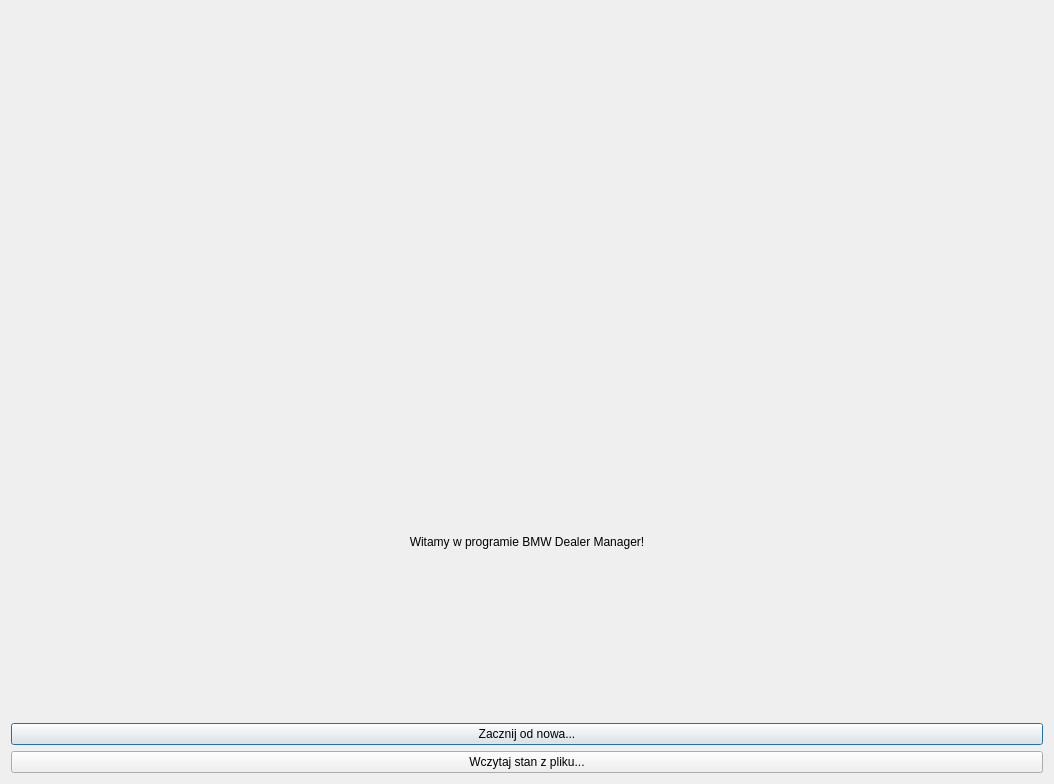
Qt form PROEProjekt2/welcomeScreen.ui (emroczko/CarDealershipManagmentApp) before a commit.
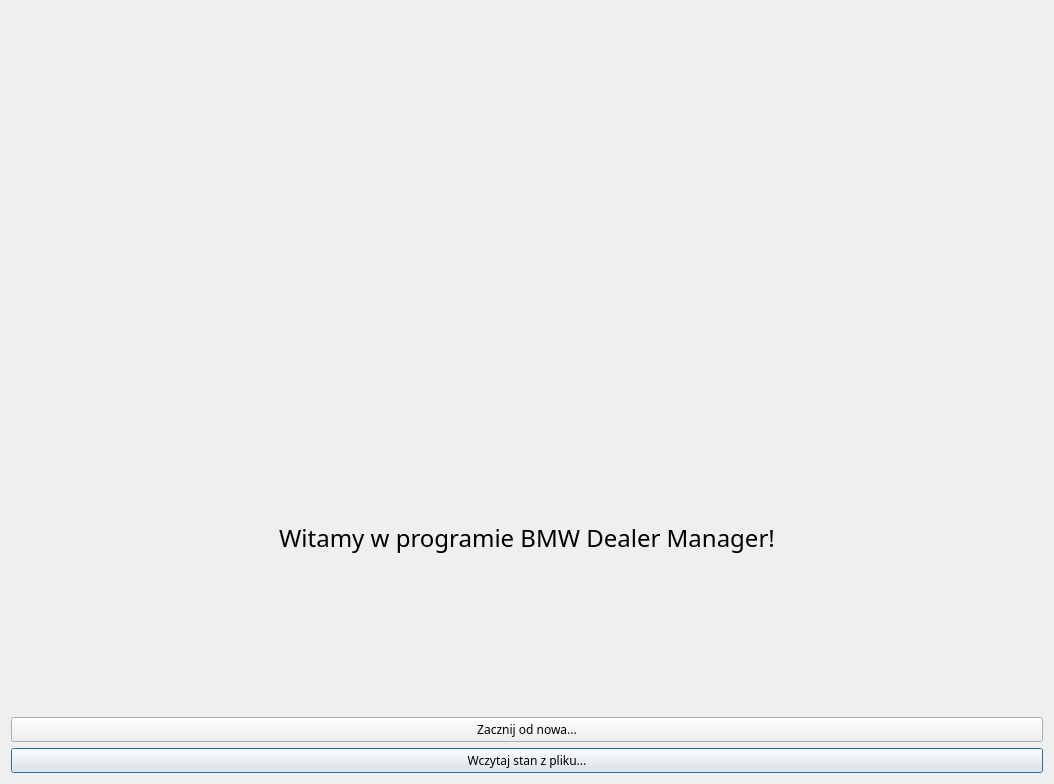
The same form after that commit. Icons and pictures are not drawn.

What changed in the file:
```diff
--- a/PROEProjekt2/welcomeScreen.ui
+++ b/PROEProjekt2/welcomeScreen.ui
@@ -14,25 +14,20 @@
    <string>BMW Dealer Manager</string>
   </property>
   <layout class="QGridLayout" name="gridLayout_2">
-   <item row="3" column="0">
-    <widget class="QPushButton" name="zacznijOdNowa">
-     <property name="text">
-      <string>Zacznij od nowa...</string>
-     </property>
-    </widget>
-   </item>
-   <item row="4" column="0">
-    <widget class="QPushButton" name="wczytajStan">
-     <property name="text">
-      <string>Wczytaj stan z pliku...</string>
-     </property>
-    </widget>
-   </item>
    <item row="1" column="0">
     <widget class="QLabel" name="label">
+     <property name="font">
+      <font>
+       <family>Avenir Next</family>
+       <pointsize>18</pointsize>
+      </font>
+     </property>
      <property name="text">
       <string>Witamy w programie BMW Dealer Manager!</string>
      </property>
+     <property name="textFormat">
+      <enum>Qt::AutoText</enum>
+     </property>
      <property name="alignment">
       <set>Qt::AlignCenter</set>
      </property>
@@ -54,6 +49,30 @@
      </property>
     </widget>
    </item>
+   <item row="5" column="0">
+    <widget class="QPushButton" name="wczytajStan">
+     <property name="font">
+      <font>
+       <family>Avenir</family>
+      </font>
+     </property>
+     <property name="text">
+      <string>Wczytaj stan z pliku...</string>
+     </property>
+    </widget>
+   </item>
+   <item row="2" column="0">
+    <widget class="QPushButton" name="zacznijOdNowa">
+     <property name="font">
+      <font>
+       <family>Avenir</family>
+      </font>
+     </property>
+     <property name="text">
+      <string>Zacznij od nowa...</string>
+     </property>
+    </widget>
+   </item>
   </layout>
  </widget>
  <resources>
```
